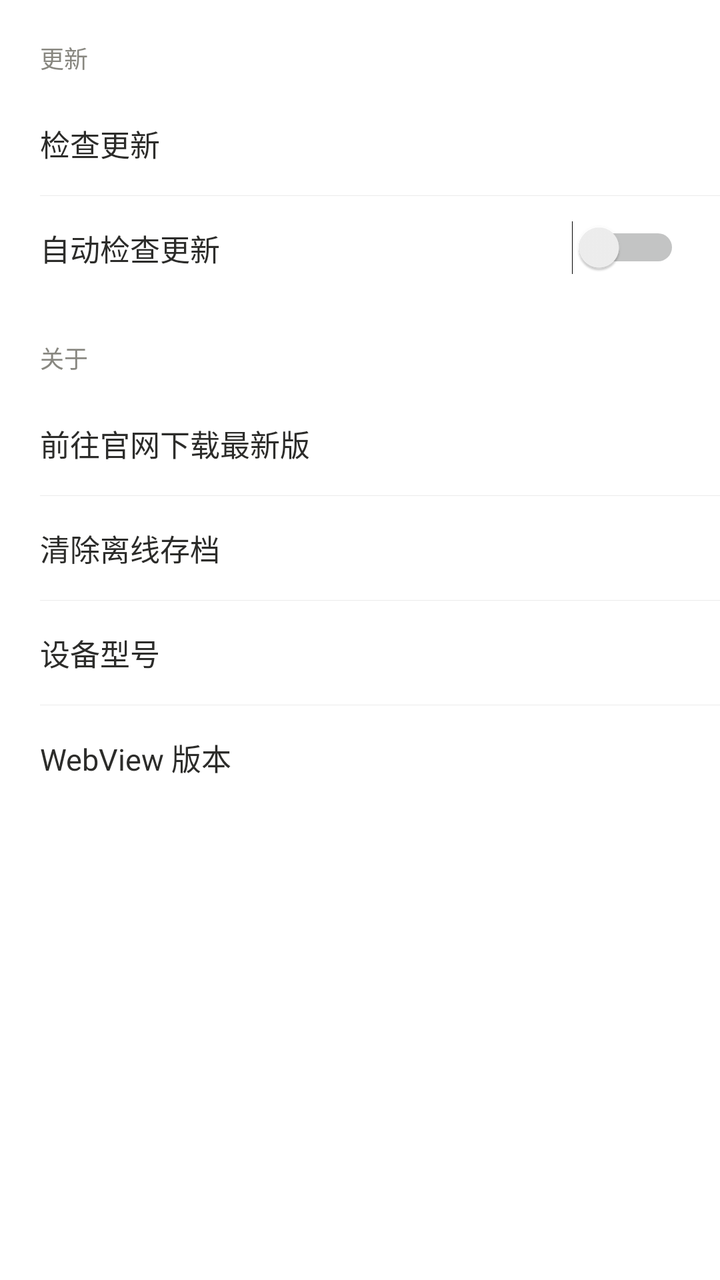
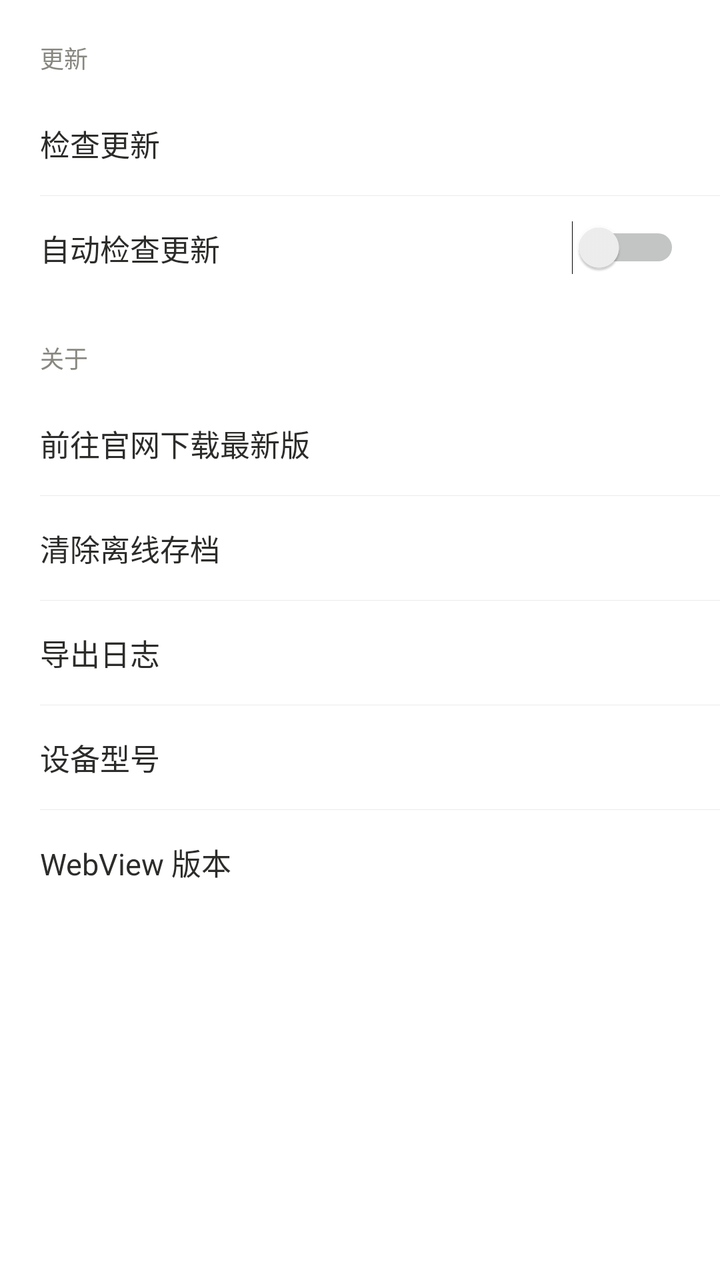

The first picture is an Android layout as it rendered before a commit; the second is the same layout after the commit. The layout source and the unified diff follow.
<!-- AndroidManifest.xml: application theme AppTheme -->
<!-- res/layout/view_settings.xml -->
<?xml version="1.0" encoding="utf-8"?>
<ScrollView xmlns:android="http://schemas.android.com/apk/res/android"
    android:layout_width="match_parent"
    android:layout_height="match_parent"
    android:background="@color/page_bg"
    android:scrollbars="none">

    <LinearLayout
        android:layout_width="match_parent"
        android:layout_height="wrap_content"
        android:orientation="vertical"
        android:paddingBottom="24dp">

        <TextView
            style="@style/SettingGroupTitle"
            android:text="@string/settings_group_update" />

        <LinearLayout
            android:id="@+id/rowCheckUpdate"
            style="@style/SettingRow">

            <TextView
                android:layout_width="0dp"
                android:layout_height="wrap_content"
                android:layout_weight="1"
                android:text="@string/settings_check_update"
                android:textColor="@color/text_primary"
                android:textSize="15sp" />

            <TextView
                android:id="@+id/versionValue"
                android:layout_width="wrap_content"
                android:layout_height="wrap_content"
                android:textColor="@color/text_secondary"
                android:textSize="13sp" />
        </LinearLayout>

        <View
            android:layout_width="match_parent"
            android:layout_height="1px"
            android:layout_marginStart="20dp"
            android:background="@color/divider" />

        <LinearLayout style="@style/SettingRow">

            <TextView
                android:layout_width="0dp"
                android:layout_height="wrap_content"
                android:layout_weight="1"
                android:text="@string/settings_auto_check"
                android:textColor="@color/text_primary"
                android:textSize="15sp" />

            <Switch
                android:id="@+id/autoCheckUpdate"
                android:layout_width="wrap_content"
                android:layout_height="wrap_content" />
        </LinearLayout>

        <TextView
            style="@style/SettingGroupTitle"
            android:text="@string/settings_group_about" />

        <LinearLayout
            android:id="@+id/rowDownload"
            style="@style/SettingRow">

            <TextView
                android:layout_width="0dp"
                android:layout_height="wrap_content"
                android:layout_weight="1"
                android:text="@string/settings_download"
                android:textColor="@color/text_primary"
                android:textSize="15sp" />
        </LinearLayout>

        <View
            android:layout_width="match_parent"
            android:layout_height="1px"
            android:layout_marginStart="20dp"
            android:background="@color/divider" />

        <LinearLayout
            android:id="@+id/rowClearCache"
            style="@style/SettingRow">

            <TextView
                android:layout_width="0dp"
                android:layout_height="wrap_content"
                android:layout_weight="1"
                android:text="@string/settings_clear_cache"
                android:textColor="@color/text_primary"
                android:textSize="15sp" />
        </LinearLayout>

        <View
            android:layout_width="match_parent"
            android:layout_height="1px"
            android:layout_marginStart="20dp"
            android:background="@color/divider" />

        <LinearLayout
            android:id="@+id/rowDeviceModel"
            style="@style/SettingRow">

            <TextView
                android:layout_width="0dp"
                android:layout_height="wrap_content"
                android:layout_weight="1"
                android:text="@string/settings_device_model"
                android:textColor="@color/text_primary"
                android:textSize="15sp" />

            <TextView
                android:id="@+id/deviceModelValue"
                android:layout_width="wrap_content"
                android:layout_height="wrap_content"
                android:ellipsize="end"
                android:maxLines="1"
                android:textColor="@color/text_secondary"
                android:textSize="13sp" />
        </LinearLayout>

        <View
            android:layout_width="match_parent"
            android:layout_height="1px"
            android:layout_marginStart="20dp"
            android:background="@color/divider" />

        <LinearLayout
            android:id="@+id/rowWebView"
            style="@style/SettingRow">

            <TextView
                android:layout_width="0dp"
                android:layout_height="wrap_content"
                android:layout_weight="1"
                android:text="@string/settings_webview_version"
                android:textColor="@color/text_primary"
                android:textSize="15sp" />

            <TextView
                android:id="@+id/webViewValue"
                android:layout_width="wrap_content"
                android:layout_height="wrap_content"
                android:textColor="@color/text_secondary"
                android:textSize="13sp" />
        </LinearLayout>

        <TextView
            android:id="@+id/aboutText"
            android:layout_width="match_parent"
            android:layout_height="wrap_content"
            android:layout_marginTop="24dp"
            android:lineSpacingExtra="4dp"
            android:paddingStart="20dp"
            android:paddingEnd="20dp"
            android:textColor="@color/text_tertiary"
            android:textSize="12sp" />

    </LinearLayout>
</ScrollView>
<!-- resources referenced by this layout -->
<resources>
  <color name="divider">#14000000</color>
  <color name="page_bg">#FFFFFFFF</color>
  <color name="text_primary">#2C2C2A</color>
  <color name="text_secondary">#888780</color>
  <color name="text_tertiary">#B4B2A9</color>
  <string name="settings_auto_check">自动检查更新</string>
  <string name="settings_check_update">检查更新</string>
  <string name="settings_clear_cache">清除离线存档</string>
  <string name="settings_device_model">设备型号</string>
  <string name="settings_download">前往官网下载最新版</string>
  <string name="settings_group_about">关于</string>
  <string name="settings_group_update">更新</string>
  <string name="settings_webview_version">WebView 版本</string>
  <style name="SettingGroupTitle">
          <item name="android:layout_width">match_parent</item>
          <item name="android:layout_height">wrap_content</item>
          <item name="android:paddingStart">20dp</item>
          <item name="android:paddingTop">20dp</item>
          <item name="android:paddingEnd">20dp</item>
          <item name="android:paddingBottom">8dp</item>
          <item name="android:textSize">12sp</item>
          <item name="android:textColor">@color/text_secondary</item>
      </style>
  <style name="SettingRow">
          <item name="android:layout_width">match_parent</item>
          <item name="android:layout_height">52dp</item>
          <item name="android:orientation">horizontal</item>
          <item name="android:gravity">center_vertical</item>
          <item name="android:paddingStart">20dp</item>
          <item name="android:paddingEnd">20dp</item>
          <item name="android:background">?android:attr/selectableItemBackground</item>
      </style>
  <style name="AppTheme" parent="@android:style/Theme.DeviceDefault.Light.NoActionBar">
          <item name="android:windowBackground">@color/page_bg</item>
          <item name="android:statusBarColor">@color/tabbar_bg</item>
          <item name="android:navigationBarColor">@color/tabbar_bg</item>
          <item name="android:windowLightStatusBar">true</item>
          
          <item name="android:alertDialogTheme">@style/AppDialogTheme</item>
      </style>
  <color name="tabbar_bg">#FFFFFFFF</color>
  <style name="AppDialogTheme" parent="@android:style/Theme.DeviceDefault.Light.Dialog.Alert">
          <item name="android:colorBackgroundFloating">@color/page_bg</item>
          <item name="android:colorBackground">@color/page_bg</item>
      </style>
</resources>

<!-- the commit's change to res/layout/view_settings.xml (unified diff, before → after) -->
@@ -100,6 +100,32 @@
             android:background="@color/divider" />
 
         <LinearLayout
+            android:id="@+id/rowExportLog"
+            style="@style/SettingRow">
+
+            <TextView
+                android:layout_width="0dp"
+                android:layout_height="wrap_content"
+                android:layout_weight="1"
+                android:text="@string/settings_export_log"
+                android:textColor="@color/text_primary"
+                android:textSize="15sp" />
+
+            <TextView
+                android:id="@+id/exportLogHint"
+                android:layout_width="wrap_content"
+                android:layout_height="wrap_content"
+                android:textColor="@color/text_secondary"
+                android:textSize="13sp" />
+        </LinearLayout>
+
+        <View
+            android:layout_width="match_parent"
+            android:layout_height="1px"
+            android:layout_marginStart="20dp"
+            android:background="@color/divider" />
+
+        <LinearLayout
             android:id="@+id/rowDeviceModel"
             style="@style/SettingRow">
 
<!-- resource entries referenced after the edit -->
@@ -10,6 +10,7 @@
   <string name="settings_clear_cache">清除离线存档</string>
   <string name="settings_device_model">设备型号</string>
   <string name="settings_download">前往官网下载最新版</string>
+  <string name="settings_export_log">导出日志</string>
   <string name="settings_group_about">关于</string>
   <string name="settings_group_update">更新</string>
   <string name="settings_webview_version">WebView 版本</string>
